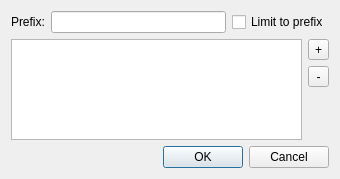
Old version of the form src/plugins/help/remotehelpfilter.ui in the repository qt-creator/qt-creator.
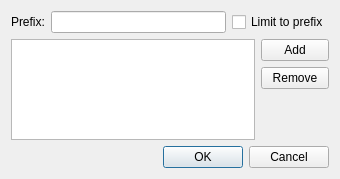
New version of the form.

The edit to the form file:
```diff
--- a/src/plugins/help/remotehelpfilter.ui
+++ b/src/plugins/help/remotehelpfilter.ui
@@ -65,7 +65,7 @@
      <item>
       <layout class="QVBoxLayout" name="verticalLayout">
        <item>
-        <widget class="QToolButton" name="add">
+        <widget class="QPushButton" name="add">
          <property name="minimumSize">
           <size>
            <width>21</width>
@@ -73,12 +73,12 @@
           </size>
          </property>
          <property name="text">
-          <string>+</string>
+          <string>Add</string>
          </property>
         </widget>
        </item>
        <item>
-        <widget class="QToolButton" name="remove">
+        <widget class="QPushButton" name="remove">
          <property name="minimumSize">
           <size>
            <width>21</width>
@@ -86,7 +86,7 @@
           </size>
          </property>
          <property name="text">
-          <string>-</string>
+          <string>Remove</string>
          </property>
         </widget>
        </item>
```
